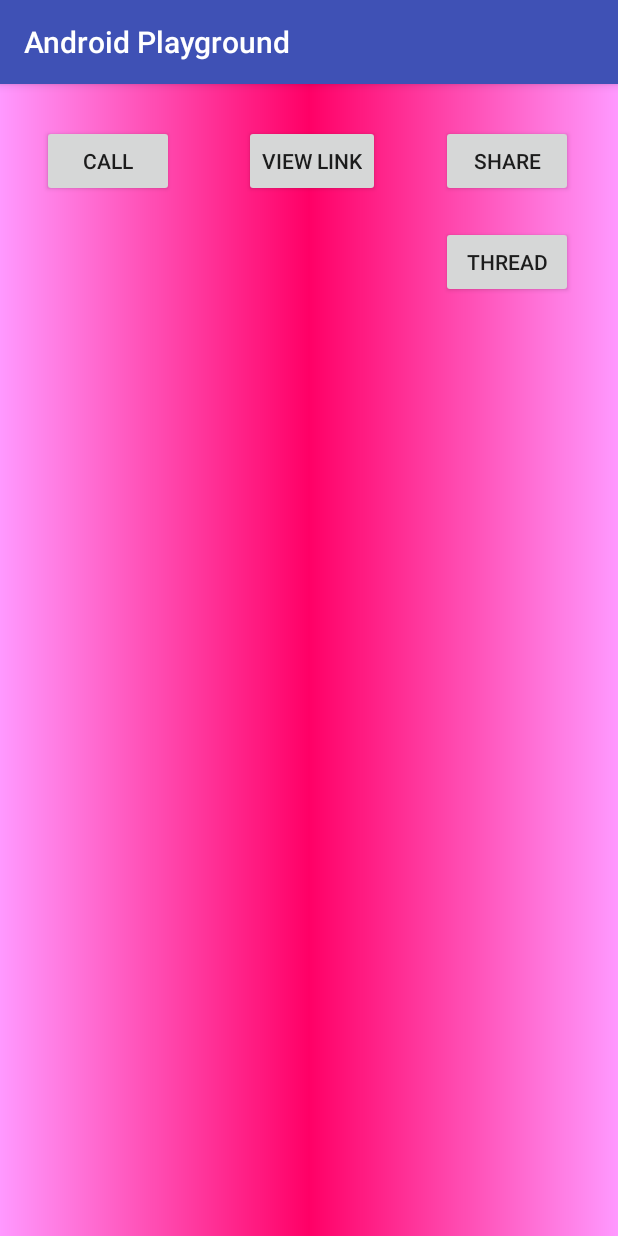
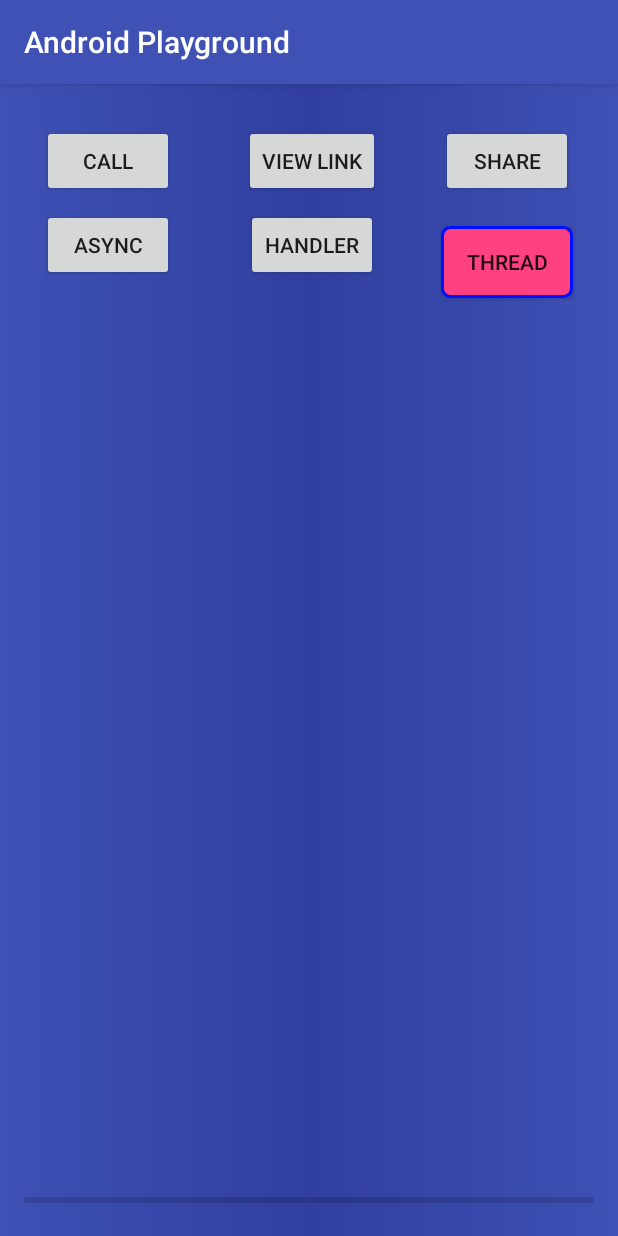
Before and after one commit to dilipkumar4813/Android-Playground, an Android app: the OthersActivity screen opened directly, with no data from a screen before it, on a phone screen of 412 x 824 dp. Run offline under Robolectric (Android 15) with nearby library versions, the phone set to English and light mode, and no system bars.

Commit message:
Update on handlers and threads

```diff
--- /dev/null
+++ b/app/src/main/res/drawable/custom_drawable_button.xml
@@ -0,0 +1,8 @@
+<?xml version="1.0" encoding="utf-8"?>
+<shape xmlns:android="http://schemas.android.com/apk/res/android">
+    <stroke
+        android:width="2dp"
+        android:color="#000fff" />
+    <corners android:radius="5dp" />
+    <solid android:color="@color/colorAccent" />
+</shape>
--- a/app/src/main/res/drawable/gradient_background.xml
+++ b/app/src/main/res/drawable/gradient_background.xml
@@ -3,7 +3,7 @@
 
     <gradient
         android:angle="0"
-        android:centerColor="#FF0066"
-        android:endColor="#FF99FF"
-        android:startColor="#FF99FF" />
+        android:centerColor="#303F9F"
+        android:endColor="#3F51B5"
+        android:startColor="#3F51B5" />
 </shape>
--- a/app/src/main/res/layout-land/activity_others.xml
+++ b/app/src/main/res/layout-land/activity_others.xml
@@ -51,4 +51,41 @@
         android:layout_marginStart="16dp"
         app:layout_constraintLeft_toRightOf="@+id/button_share"
         android:layout_marginLeft="16dp" />
+
+    <Button
+        android:text="Handler"
+        android:layout_width="wrap_content"
+        android:layout_height="wrap_content"
+        android:id="@+id/button_handler"
+        android:layout_marginTop="16dp"
+        app:layout_constraintTop_toTopOf="parent"
+        android:layout_marginStart="24dp"
+        app:layout_constraintLeft_toRightOf="@+id/button_thread"
+        android:layout_marginLeft="24dp" />
+
+    <Button
+        android:text="Async"
+        android:layout_width="wrap_content"
+        android:layout_height="wrap_content"
+        android:id="@+id/button_async"
+        android:layout_marginStart="32dp"
+        app:layout_constraintLeft_toLeftOf="parent"
+        android:layout_marginLeft="32dp"
+        android:layout_marginTop="16dp"
+        app:layout_constraintTop_toBottomOf="@+id/button_view_link" />
+
+
+    <ProgressBar
+        style="?android:attr/progressBarStyleHorizontal"
+        android:layout_width="0dp"
+        android:layout_height="wrap_content"
+        android:id="@+id/progressbar"
+        android:layout_marginEnd="16dp"
+        app:layout_constraintRight_toRightOf="parent"
+        android:layout_marginRight="16dp"
+        android:layout_marginStart="16dp"
+        app:layout_constraintLeft_toLeftOf="parent"
+        android:layout_marginLeft="16dp"
+        app:layout_constraintBottom_toBottomOf="parent"
+        android:layout_marginBottom="16dp" />
 </android.support.constraint.ConstraintLayout>
--- a/app/src/main/res/layout/activity_others.xml
+++ b/app/src/main/res/layout/activity_others.xml
@@ -90,5 +90,45 @@
         app:layout_constraintLeft_toLeftOf="@+id/guideline5"
         android:layout_marginEnd="16dp"
         app:layout_constraintRight_toRightOf="parent"
-        android:layout_marginRight="16dp" />
+        android:layout_marginRight="16dp"
+        android:background="@drawable/custom_drawable_button" />
+
+    <Button
+        android:text="Handler"
+        android:layout_width="wrap_content"
+        android:layout_height="wrap_content"
+        android:id="@+id/button_handler"
+        app:layout_constraintRight_toLeftOf="@+id/guideline5"
+        app:layout_constraintLeft_toLeftOf="@+id/guideline6"
+        android:layout_marginTop="8dp"
+        app:layout_constraintTop_toBottomOf="@+id/button_view_link" />
+
+    <ProgressBar
+        style="?android:attr/progressBarStyleHorizontal"
+        android:layout_width="0dp"
+        android:layout_height="wrap_content"
+        android:id="@+id/progressbar"
+        android:layout_marginEnd="16dp"
+        app:layout_constraintRight_toRightOf="parent"
+        android:layout_marginRight="16dp"
+        android:layout_marginStart="16dp"
+        app:layout_constraintLeft_toLeftOf="parent"
+        android:layout_marginLeft="16dp"
+        app:layout_constraintBottom_toBottomOf="parent"
+        android:layout_marginBottom="16dp" />
+
+    <Button
+        android:text="Async"
+        android:layout_width="wrap_content"
+        android:layout_height="wrap_content"
+        android:id="@+id/button_async"
+        android:layout_marginStart="16dp"
+        app:layout_constraintLeft_toLeftOf="parent"
+        android:layout_marginLeft="16dp"
+        app:layout_constraintRight_toLeftOf="@+id/guideline6"
+        android:layout_marginEnd="8dp"
+        android:layout_marginRight="8dp"
+        android:layout_marginTop="8dp"
+        app:layout_constraintTop_toBottomOf="@+id/button_call_number" />
+
 </android.support.constraint.ConstraintLayout>
```
Also changed, not shown: app/src/main/java/com/playground/dilip/androidplayground/OthersActivity.java (+107 -0 lines), 1 other file.
